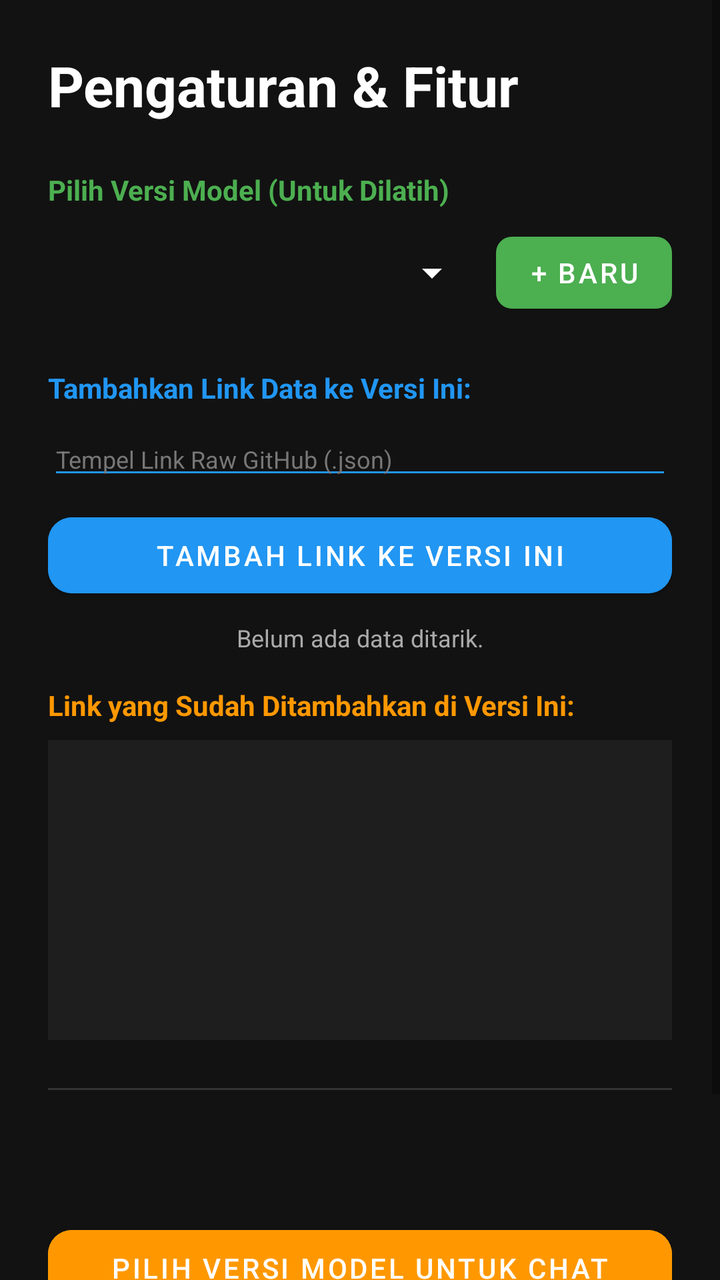
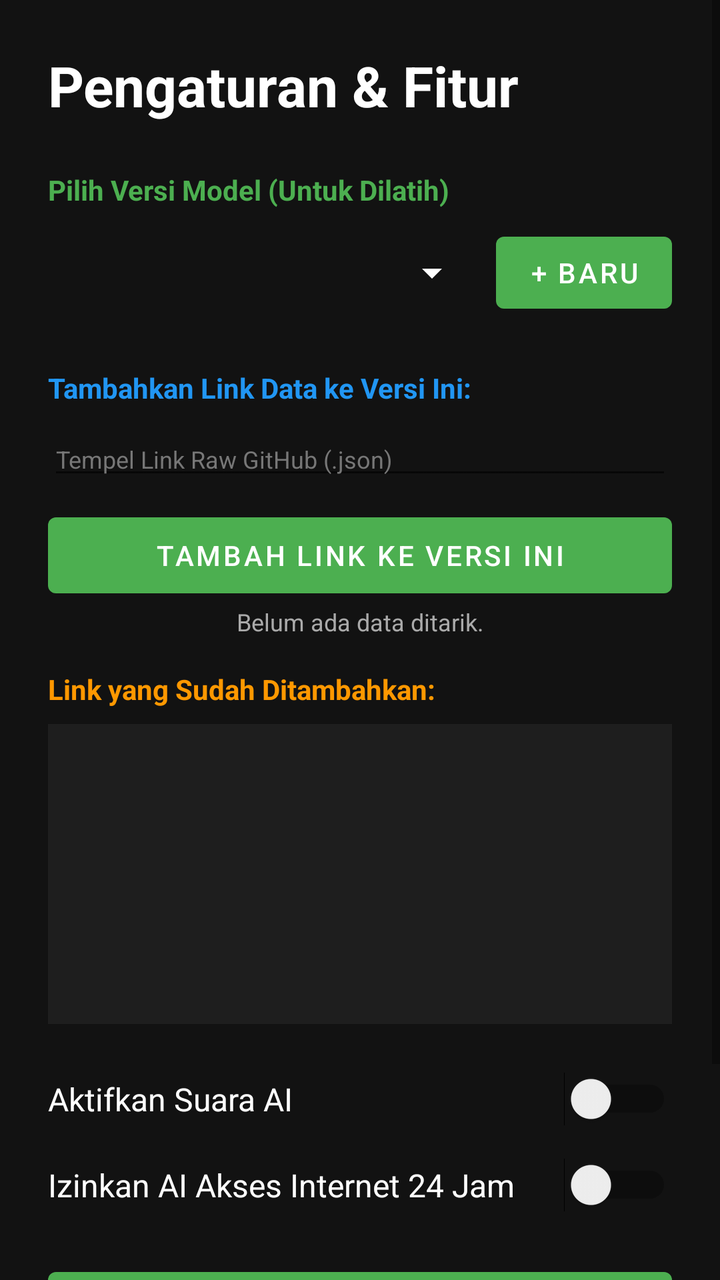

Before-and-after screenshots of an Android layout around one commit, followed by the original layout XML and the change that was made.
<!-- AndroidManifest.xml: application theme Theme.Material3.DayNight.NoActionBar -->
<!-- res/layout/activity_settings.xml -->
<?xml version="1.0" encoding="utf-8"?>
<ScrollView xmlns:android="http://schemas.android.com/apk/res/android"
    xmlns:app="http://schemas.android.com/apk/res-auto"
    android:layout_width="match_parent"
    android:layout_height="match_parent"
    android:background="#121212">

    <LinearLayout
        android:layout_width="match_parent"
        android:layout_height="wrap_content"
        android:orientation="vertical"
        android:padding="24dp">

        <TextView
            android:layout_width="wrap_content"
            android:layout_height="wrap_content"
            android:text="Pengaturan &amp; Fitur"
            android:textColor="#FFFFFF"
            android:textSize="28sp"
            android:textStyle="bold"
            android:layout_marginBottom="24dp" />

        
        <TextView
            android:layout_width="wrap_content"
            android:layout_height="wrap_content"
            android:text="Pilih Versi Model (Untuk Dilatih)"
            android:textColor="#4CAF50"
            android:textSize="14sp"
            android:textStyle="bold"
            android:layout_marginBottom="8dp" />

        <LinearLayout
            android:layout_width="match_parent"
            android:layout_height="wrap_content"
            android:orientation="horizontal"
            android:layout_marginBottom="8dp">

            <Spinner
                android:id="@+id/spinnerVersion"
                android:layout_width="0dp"
                android:layout_height="48dp"
                android:layout_weight="1"
                android:backgroundTint="#FFFFFF" />

            <com.google.android.material.button.MaterialButton
                android:id="@+id/btnBuatVersiBaru"
                android:layout_width="wrap_content"
                android:layout_height="48dp"
                android:text="+ Baru"
                android:layout_marginStart="8dp"
                app:cornerRadius="8dp" />
        </LinearLayout>

        <TextView
            android:layout_width="wrap_content"
            android:layout_height="wrap_content"
            android:text="Tambahkan Link Data ke Versi Ini:"
            android:textColor="#2196F3"
            android:textSize="14sp"
            android:textStyle="bold"
            android:layout_marginTop="16dp"
            android:layout_marginBottom="8dp" />

        <EditText
            android:id="@+id/edtGithubRawUrl"
            android:layout_width="match_parent"
            android:layout_height="wrap_content"
            android:hint="Tempel Link Raw GitHub (.json)"
            android:textColor="#FFFFFF"
            android:textColorHint="#777777"
            android:backgroundTint="#2196F3"
            android:textSize="12sp"
            android:layout_marginBottom="8dp" />

        <com.google.android.material.button.MaterialButton
            android:id="@+id/btnSyncKnowledge"
            android:layout_width="match_parent"
            android:layout_height="50dp"
            android:text="Tambah Link ke Versi Ini"
            android:backgroundTint="#2196F3"
            app:cornerRadius="12dp"
            android:layout_marginBottom="8dp" />

        <TextView
            android:id="@+id/tvSyncStatus"
            android:layout_width="match_parent"
            android:layout_height="wrap_content"
            android:text="Belum ada data ditarik."
            android:textColor="#AAAAAA"
            android:textSize="12sp"
            android:gravity="center"
            android:layout_marginBottom="16dp" />

        <TextView
            android:layout_width="wrap_content"
            android:layout_height="wrap_content"
            android:text="Link yang Sudah Ditambahkan di Versi Ini:"
            android:textColor="#FF9800"
            android:textSize="14sp"
            android:textStyle="bold"
            android:layout_marginBottom="8dp" />

        <ListView
            android:id="@+id/listSources"
            android:layout_width="match_parent"
            android:layout_height="150dp"
            android:background="#1E1E1E"
            android:layout_marginBottom="24dp" />

        <View
            android:layout_width="match_parent"
            android:layout_height="1dp"
            android:background="#333333"
            android:layout_marginBottom="24dp" />

        <com.google.android.material.materialswitch.MaterialSwitch
            android:id="@+id/switchTts"
            android:layout_width="match_parent"
            android:layout_height="wrap_content"
            android:text="Aktifkan Suara AI"
            android:textColor="#FFFFFF"
            android:textSize="16sp"
            android:layout_marginBottom="16dp" />

        <com.google.android.material.materialswitch.MaterialSwitch
            android:id="@+id/switchInternet"
            android:layout_width="match_parent"
            android:layout_height="wrap_content"
            android:text="Izinkan AI Akses Internet 24 Jam"
            android:textColor="#FFFFFF"
            android:textSize="16sp"
            android:layout_marginBottom="24dp" />

        <com.google.android.material.button.MaterialButton
            android:id="@+id/btnTopics"
            android:layout_width="match_parent"
            android:layout_height="50dp"
            android:text="Pilih Versi Model untuk Chat"
            android:backgroundTint="#FF9800"
            app:cornerRadius="12dp"
            android:layout_marginBottom="16dp" />

        <com.google.android.material.button.MaterialButton
            android:id="@+id/btnBackSettings"
            android:layout_width="match_parent"
            android:layout_height="50dp"
            android:text="Kembali ke Beranda"
            android:backgroundTint="#444444"
            app:cornerRadius="12dp" />

    </LinearLayout>
</ScrollView>
<!-- resources referenced by this layout -->
<resources>
  <style name="Theme.Material3.DayNight.NoActionBar" parent="Theme.MaterialComponents.DayNight.NoActionBar">
          <item name="android:statusBarColor">#121212</item>
          <item name="android:navigationBarColor">#121212</item>
          <item name="android:windowBackground">#121212</item>
          <item name="colorPrimary">#4CAF50</item>
          <item name="colorPrimaryVariant">#388E3C</item>
          <item name="colorOnPrimary">#FFFFFF</item>
      </style>
</resources>

<!-- the commit's change to res/layout/activity_settings.xml (unified diff, before → after) -->
@@ -1,6 +1,5 @@
 <?xml version="1.0" encoding="utf-8"?>
 <ScrollView xmlns:android="http://schemas.android.com/apk/res/android"
-    xmlns:app="http://schemas.android.com/apk/res-auto"
     android:layout_width="match_parent"
     android:layout_height="match_parent"
     android:background="#121212">
@@ -43,13 +42,12 @@
                 android:layout_weight="1"
                 android:backgroundTint="#FFFFFF" />
 
-            <com.google.android.material.button.MaterialButton
+            <Button
                 android:id="@+id/btnBuatVersiBaru"
                 android:layout_width="wrap_content"
                 android:layout_height="48dp"
                 android:text="+ Baru"
-                android:layout_marginStart="8dp"
-                app:cornerRadius="8dp" />
+                android:layout_marginStart="8dp" />
         </LinearLayout>
 
         <TextView
@@ -69,18 +67,14 @@
             android:hint="Tempel Link Raw GitHub (.json)"
             android:textColor="#FFFFFF"
             android:textColorHint="#777777"
-            android:backgroundTint="#2196F3"
             android:textSize="12sp"
             android:layout_marginBottom="8dp" />
 
-        <com.google.android.material.button.MaterialButton
+        <Button
             android:id="@+id/btnSyncKnowledge"
             android:layout_width="match_parent"
             android:layout_height="50dp"
-            android:text="Tambah Link ke Versi Ini"
-            android:backgroundTint="#2196F3"
-            app:cornerRadius="12dp"
-            android:layout_marginBottom="8dp" />
+            android:text="Tambah Link ke Versi Ini" />
 
         <TextView
             android:id="@+id/tvSyncStatus"
@@ -95,7 +89,7 @@
         <TextView
             android:layout_width="wrap_content"
             android:layout_height="wrap_content"
-            android:text="Link yang Sudah Ditambahkan di Versi Ini:"
+            android:text="Link yang Sudah Ditambahkan:"
             android:textColor="#FF9800"
             android:textSize="14sp"
             android:textStyle="bold"
@@ -108,13 +102,8 @@
             android:background="#1E1E1E"
             android:layout_marginBottom="24dp" />
 
-        <View
-            android:layout_width="match_parent"
-            android:layout_height="1dp"
-            android:background="#333333"
-            android:layout_marginBottom="24dp" />
-
-        <com.google.android.material.materialswitch.MaterialSwitch
+        
+        <Switch
             android:id="@+id/switchTts"
             android:layout_width="match_parent"
             android:layout_height="wrap_content"
@@ -123,7 +112,7 @@
             android:textSize="16sp"
             android:layout_marginBottom="16dp" />
 
-        <com.google.android.material.materialswitch.MaterialSwitch
+        <Switch
             android:id="@+id/switchInternet"
             android:layout_width="match_parent"
             android:layout_height="wrap_content"
@@ -132,22 +121,18 @@
             android:textSize="16sp"
             android:layout_marginBottom="24dp" />
 
-        <com.google.android.material.button.MaterialButton
+        <Button
             android:id="@+id/btnTopics"
             android:layout_width="match_parent"
             android:layout_height="50dp"
             android:text="Pilih Versi Model untuk Chat"
-            android:backgroundTint="#FF9800"
-            app:cornerRadius="12dp"
             android:layout_marginBottom="16dp" />
 
-        <com.google.android.material.button.MaterialButton
+        <Button
             android:id="@+id/btnBackSettings"
             android:layout_width="match_parent"
             android:layout_height="50dp"
-            android:text="Kembali ke Beranda"
-            android:backgroundTint="#444444"
-            app:cornerRadius="12dp" />
+            android:text="Kembali ke Beranda" />
 
     </LinearLayout>
 </ScrollView>
